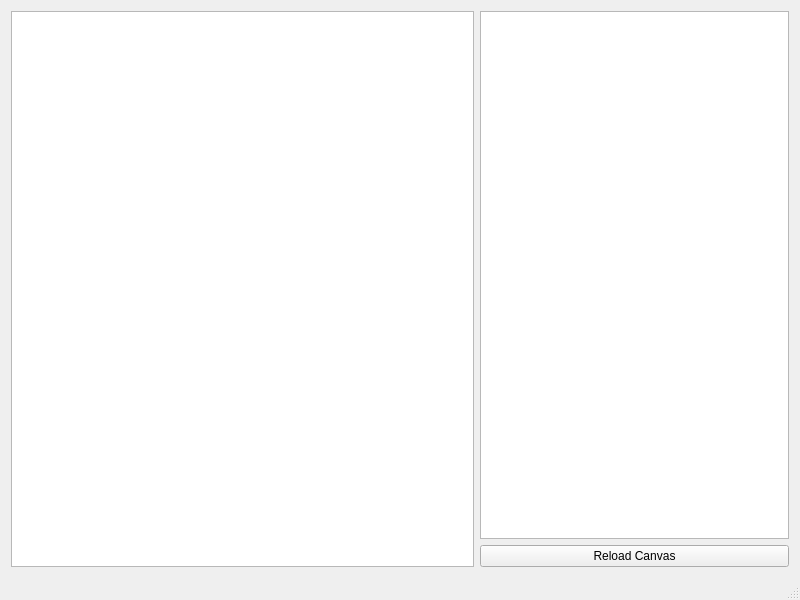
First picture: the form in ui/mainwindow.ui, repository AdUki/Grapedit, before the edit.
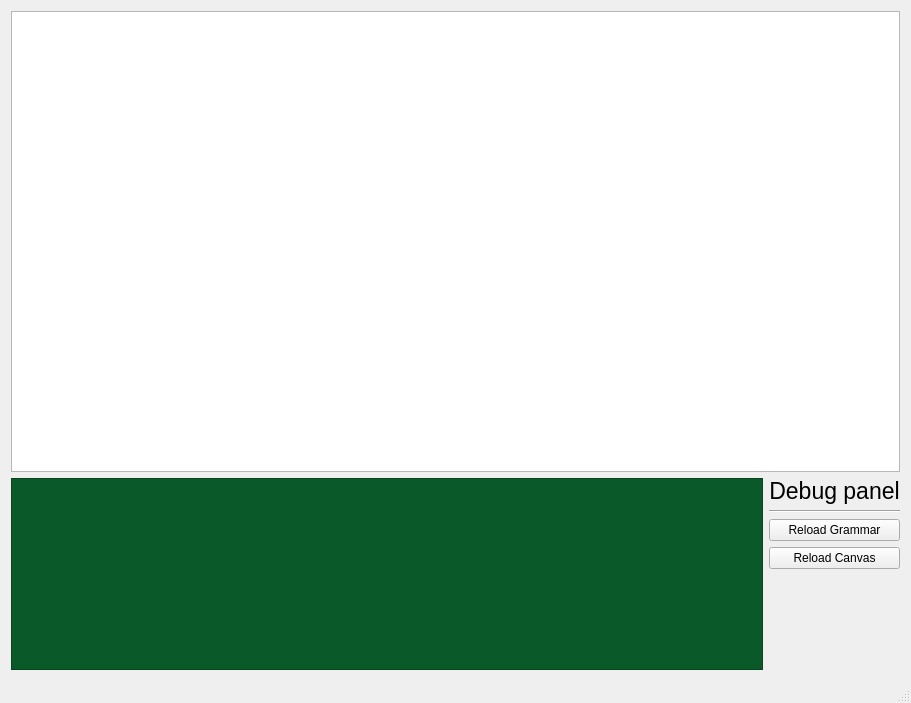
Second picture: the form after the edit.

Commit message: Graficke upravy, nove stylovania, contentInset sa da nastavit aj na Layout

The edit to the form file:
```diff
--- a/ui/mainwindow.ui
+++ b/ui/mainwindow.ui
@@ -6,22 +6,73 @@
       <rect>
         <x>0</x>
         <y>0</y>
-        <width>800</width>
-        <height>600</height>
+    <width>911</width>
+    <height>703</height>
       </rect>
     </property>
     <property name="windowTitle">
       <string>MainWindow</string>
     </property>
     <widget class="QWidget" name="centralWidget">
-      <layout class="QHBoxLayout" name="horizontalLayout" stretch="3,2">
+   <layout class="QVBoxLayout" name="verticalLayout_2" stretch="1,0">
         <item>
           <widget class="QGraphicsView" name="graphicsView"/>
         </item>
         <item>
+     <layout class="QHBoxLayout" name="horizontalLayout" stretch="1,0">
+      <item>
+       <widget class="QPlainTextEdit" name="plainTextEdit">
+        <property name="sizePolicy">
+         <sizepolicy hsizetype="Minimum" vsizetype="Expanding">
+          <horstretch>0</horstretch>
+          <verstretch>0</verstretch>
+         </sizepolicy>
+        </property>
+        <property name="font">
+         <font>
+          <family>Menlo</family>
+          <pointsize>15</pointsize>
+         </font>
+        </property>
+        <property name="styleSheet">
+         <string notr="true">background: #0A5928; color: #E6D4BE</string>
+        </property>
+        <property name="plainText">
+         <string notr="true"/>
+        </property>
+       </widget>
+      </item>
+      <item>
           <layout class="QVBoxLayout" name="verticalLayout">
             <item>
-              <widget class="QPlainTextEdit" name="plainTextEdit"/>
+         <widget class="QLabel" name="debugPanelLabel">
+          <property name="font">
+           <font>
+            <family>Lucida Grande</family>
+            <pointsize>17</pointsize>
+           </font>
+          </property>
+          <property name="text">
+           <string>Debug panel</string>
+          </property>
+          <property name="alignment">
+           <set>Qt::AlignCenter</set>
+          </property>
+         </widget>
+        </item>
+        <item>
+         <widget class="Line" name="debugPanelLine">
+          <property name="orientation">
+           <enum>Qt::Horizontal</enum>
+          </property>
+         </widget>
+        </item>
+        <item>
+         <widget class="QPushButton" name="reloadGrammarButton">
+          <property name="text">
+           <string>Reload Grammar</string>
+          </property>
+         </widget>
             </item>
             <item>
               <widget class="QPushButton" name="reloadCanvasButton">
@@ -30,6 +81,21 @@
                 </property>
               </widget>
             </item>
+        <item>
+         <spacer name="verticalSpacer">
+          <property name="orientation">
+           <enum>Qt::Vertical</enum>
+          </property>
+          <property name="sizeHint" stdset="0">
+           <size>
+            <width>20</width>
+            <height>40</height>
+           </size>
+          </property>
+         </spacer>
+        </item>
+       </layout>
+      </item>
           </layout>
         </item>
       </layout>
```
Left out of the diff: 8 changed lines with no effect on the pictures. Lines whose indentation alone changed are shown as unchanged. The commit also changes 15 other files.
